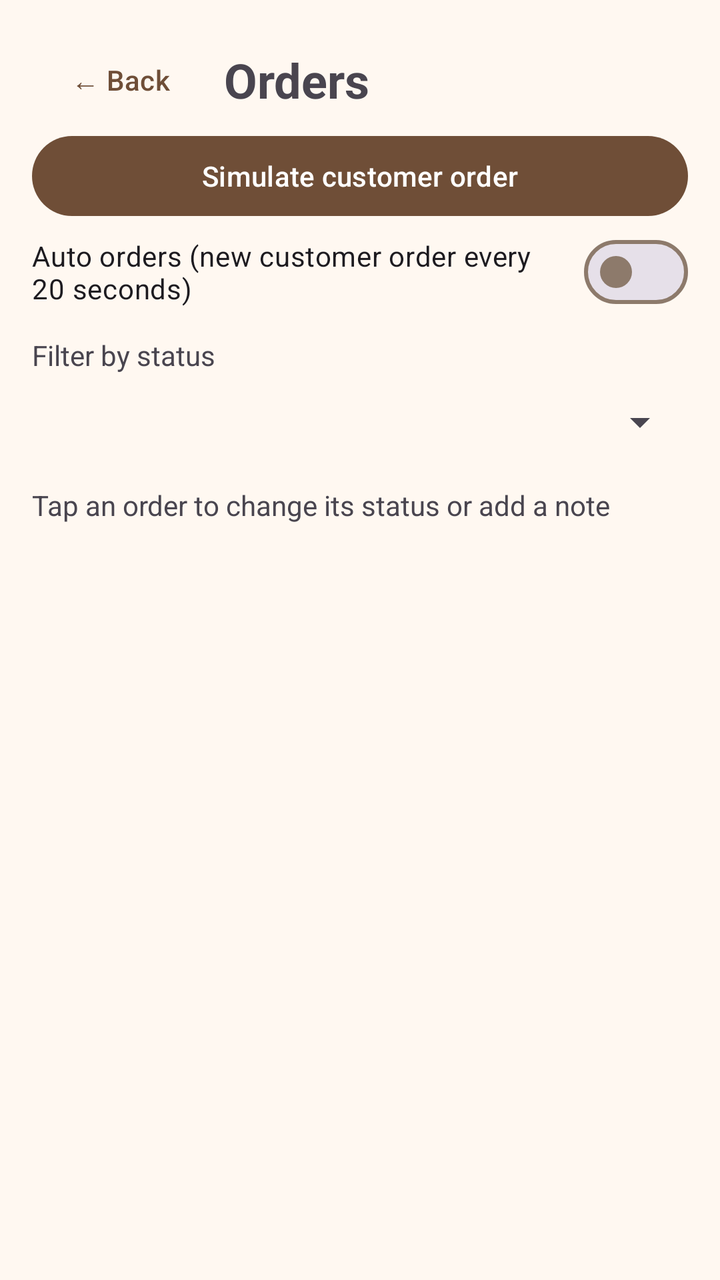
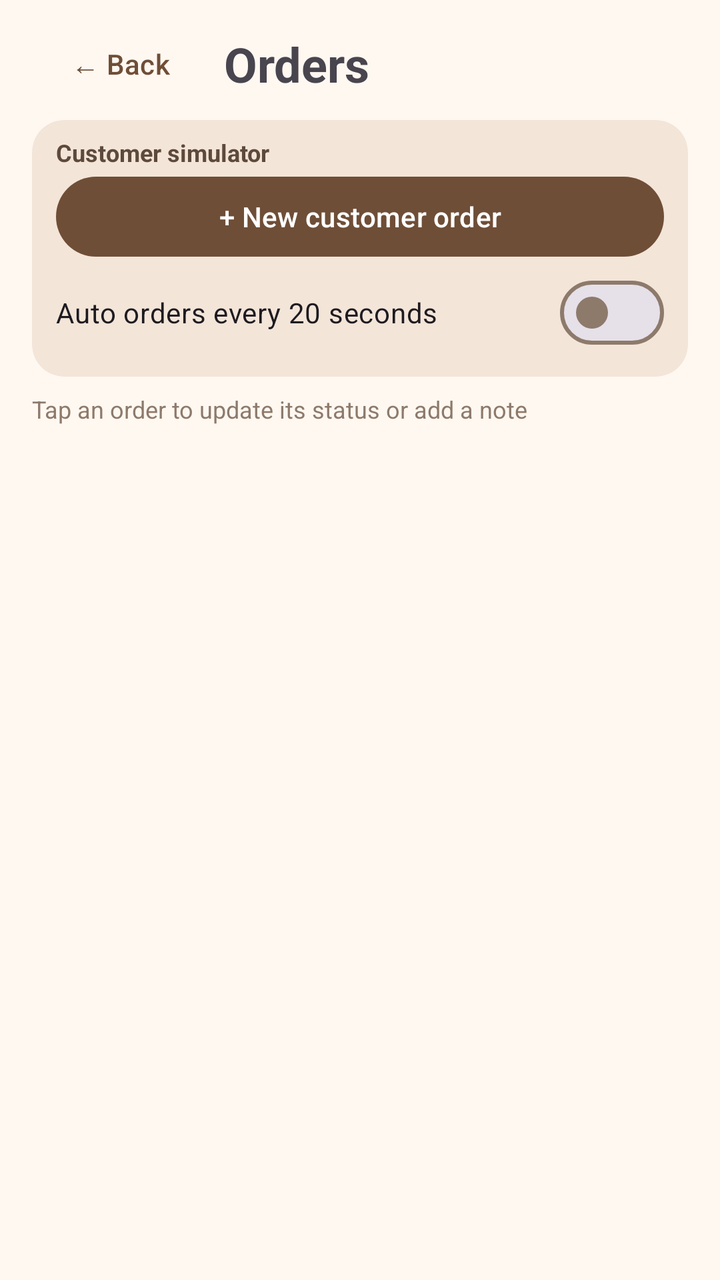

Before-and-after screenshots of an Android layout around one commit, followed by the original layout XML and the change that was made.
<!-- AndroidManifest.xml: application theme Theme.SmartCafeAdmin -->
<!-- res/layout/activity_orders.xml -->
<?xml version="1.0" encoding="utf-8"?>
<LinearLayout xmlns:android="http://schemas.android.com/apk/res/android"
    android:id="@+id/main"
    android:layout_width="match_parent"
    android:layout_height="match_parent"
    android:orientation="vertical"
    android:padding="16dp">

    <LinearLayout
        android:layout_width="match_parent"
        android:layout_height="wrap_content"
        android:gravity="center_vertical"
        android:orientation="horizontal">

        <Button
            android:id="@+id/buttonBack"
            style="@style/Widget.Material3.Button.TextButton"
            android:layout_width="wrap_content"
            android:layout_height="wrap_content"
            android:text="← Back" />

        <TextView
            android:id="@+id/textOrdersTitle"
            android:layout_width="wrap_content"
            android:layout_height="wrap_content"
            android:layout_marginStart="8dp"
            android:text="Orders"
            android:textSize="24sp"
            android:textStyle="bold" />
    </LinearLayout>

    <Button
        android:id="@+id/buttonSimulate"
        android:layout_width="match_parent"
        android:layout_height="wrap_content"
        android:text="Simulate customer order" />

    <com.google.android.material.materialswitch.MaterialSwitch
        android:id="@+id/switchAutoOrders"
        android:layout_width="match_parent"
        android:layout_height="wrap_content"
        android:text="Auto orders (new customer order every 20 seconds)" />

    <TextView
        android:layout_width="wrap_content"
        android:layout_height="wrap_content"
        android:layout_marginTop="8dp"
        android:text="Filter by status" />

    <Spinner
        android:id="@+id/spinnerFilter"
        android:layout_width="match_parent"
        android:layout_height="48dp" />

    <TextView
        android:id="@+id/textOrdersHint"
        android:layout_width="wrap_content"
        android:layout_height="wrap_content"
        android:layout_marginTop="8dp"
        android:layout_marginBottom="8dp"
        android:text="Tap an order to change its status or add a note" />

    <ListView
        android:id="@+id/listOrders"
        android:layout_width="match_parent"
        android:layout_height="0dp"
        android:layout_weight="1" />

</LinearLayout>
<!-- resources referenced by this layout -->
<resources>
  <style name="Theme.SmartCafeAdmin" parent="Base.Theme.SmartCafeAdmin" />
  <style name="Base.Theme.SmartCafeAdmin" parent="Theme.Material3.Light.NoActionBar">
          <item name="colorPrimary">#6F4E37</item>
          <item name="colorOnPrimary">#FFFFFF</item>
          <item name="colorPrimaryContainer">#F3E5D8</item>
          <item name="colorOnPrimaryContainer">#3E2723</item>
  
          <item name="colorSecondary">#A47148</item>
          <item name="colorOnSecondary">#FFFFFF</item>
          <item name="colorSecondaryContainer">#F6E3CF</item>
          <item name="colorOnSecondaryContainer">#3E2723</item>
  
          <item name="android:colorBackground">#FFF8F1</item>
          <item name="colorOnBackground">#2B1D14</item>
          <item name="colorSurface">#FFF8F1</item>
          <item name="colorOnSurface">#2B1D14</item>
          <item name="colorSurfaceVariant">#EFE0D2</item>
          <item name="colorOnSurfaceVariant">#5D4A3C</item>
          <item name="colorOutline">#8D7A6B</item>
  
          <item name="android:windowLightStatusBar">true</item>
      </style>
</resources>

<!-- the commit's change to res/layout/activity_orders.xml (unified diff, before → after) -->
@@ -1,10 +1,12 @@
 <?xml version="1.0" encoding="utf-8"?>
 <LinearLayout xmlns:android="http://schemas.android.com/apk/res/android"
+    xmlns:app="http://schemas.android.com/apk/res-auto"
     android:id="@+id/main"
     android:layout_width="match_parent"
     android:layout_height="match_parent"
     android:orientation="vertical"
-    android:padding="16dp">
+    android:paddingHorizontal="16dp"
+    android:paddingTop="8dp">
 
     <LinearLayout
         android:layout_width="match_parent"
@@ -20,7 +22,6 @@
             android:text="← Back" />
 
         <TextView
-            android:id="@+id/textOrdersTitle"
             android:layout_width="wrap_content"
             android:layout_height="wrap_content"
             android:layout_marginStart="8dp"
@@ -29,41 +30,83 @@
             android:textStyle="bold" />
     </LinearLayout>
 
-    <Button
-        android:id="@+id/buttonSimulate"
+    
+    <com.google.android.material.card.MaterialCardView
         android:layout_width="match_parent"
         android:layout_height="wrap_content"
-        android:text="Simulate customer order" />
+        android:layout_marginTop="4dp"
+        app:cardBackgroundColor="#F3E5D8"
+        app:cardCornerRadius="16dp"
+        app:cardElevation="0dp"
+        app:strokeWidth="0dp">
 
-    <com.google.android.material.materialswitch.MaterialSwitch
-        android:id="@+id/switchAutoOrders"
+        <LinearLayout
+            android:layout_width="match_parent"
+            android:layout_height="wrap_content"
+            android:orientation="vertical"
+            android:paddingHorizontal="12dp"
+            android:paddingVertical="8dp">
+
+            <TextView
+                android:layout_width="wrap_content"
+                android:layout_height="wrap_content"
+                android:text="Customer simulator"
+                android:textColor="#5D4A3C"
+                android:textSize="12sp"
+                android:textStyle="bold" />
+
+            <Button
+                android:id="@+id/buttonSimulate"
+                android:layout_width="match_parent"
+                android:layout_height="wrap_content"
+                android:text="+ New customer order" />
+
+            <com.google.android.material.materialswitch.MaterialSwitch
+                android:id="@+id/switchAutoOrders"
+                android:layout_width="match_parent"
+                android:layout_height="wrap_content"
+                android:text="Auto orders every 20 seconds"
+                android:textSize="14sp" />
+        </LinearLayout>
+    </com.google.android.material.card.MaterialCardView>
+
+    <HorizontalScrollView
         android:layout_width="match_parent"
         android:layout_height="wrap_content"
-        android:text="Auto orders (new customer order every 20 seconds)" />
+        android:layout_marginTop="8dp"
+        android:scrollbars="none">
+
+        <com.google.android.material.chip.ChipGroup
+            android:id="@+id/chipGroupStatus"
+            android:layout_width="wrap_content"
+            android:layout_height="wrap_content"
+            app:selectionRequired="true"
+            app:singleLine="true"
+            app:singleSelection="true" />
+    </HorizontalScrollView>
 
     <TextView
         android:layout_width="wrap_content"
         android:layout_height="wrap_content"
-        android:layout_marginTop="8dp"
-        android:text="Filter by status" />
-
-    <Spinner
-        android:id="@+id/spinnerFilter"
-        android:layout_width="match_parent"
-        android:layout_height="48dp" />
+        android:text="Tap an order to update its status or add a note"
+        android:textColor="#8D7A6B"
+        android:textSize="12sp" />
 
     <TextView
-        android:id="@+id/textOrdersHint"
-        android:layout_width="wrap_content"
+        android:id="@+id/textEmpty"
+        android:layout_width="match_parent"
         android:layout_height="wrap_content"
-        android:layout_marginTop="8dp"
-        android:layout_marginBottom="8dp"
-        android:text="Tap an order to change its status or add a note" />
+        android:gravity="center"
+        android:padding="24dp"
+        android:text="No orders here"
+        android:visibility="gone" />
 
-    <ListView
-        android:id="@+id/listOrders"
+    <androidx.recyclerview.widget.RecyclerView
+        android:id="@+id/recyclerOrders"
         android:layout_width="match_parent"
         android:layout_height="0dp"
-        android:layout_weight="1" />
+        android:layout_weight="1"
+        android:clipToPadding="false"
+        android:paddingBottom="16dp" />
 
 </LinearLayout>
